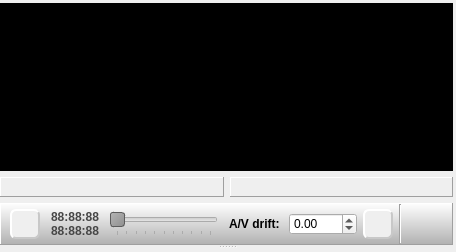
Before: the Qt Designer form Homer/forms/Widgets/ParticipantWidget.ui in Homer-Conferencing/Homer-Conferencing, drawn with Qt 5.
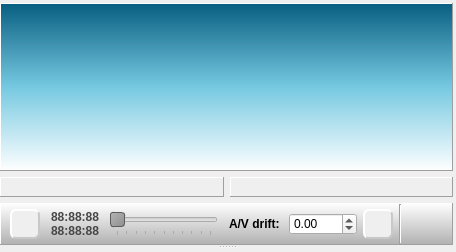
After: the same form once the commit is applied. Icons and pictures are not drawn. Custom widgets are drawn as their Qt base class.

Commit message: - logo background

Patch:
```diff
--- a/Homer/forms/Widgets/ParticipantWidget.ui
+++ b/Homer/forms/Widgets/ParticipantWidget.ui
@@ -41,7 +41,7 @@
     <item>
      <widget class="QFrame" name="mLogoFrame">
       <property name="styleSheet">
-       <string notr="true">background-color: rgb(0, 0, 0);</string>
+       <string notr="true">QFrame#mLogoFrame{ background-color: qlineargradient(spread:pad, x1:0.5, y1:0, x2:0.5, y2:1, stop:0 rgba(8, 94, 129, 255), stop:0.5 rgba(118, 201, 225, 255), stop:1 rgba(255, 255, 255, 255));}</string>
       </property>
       <property name="frameShape">
        <enum>QFrame::Panel</enum>
```
